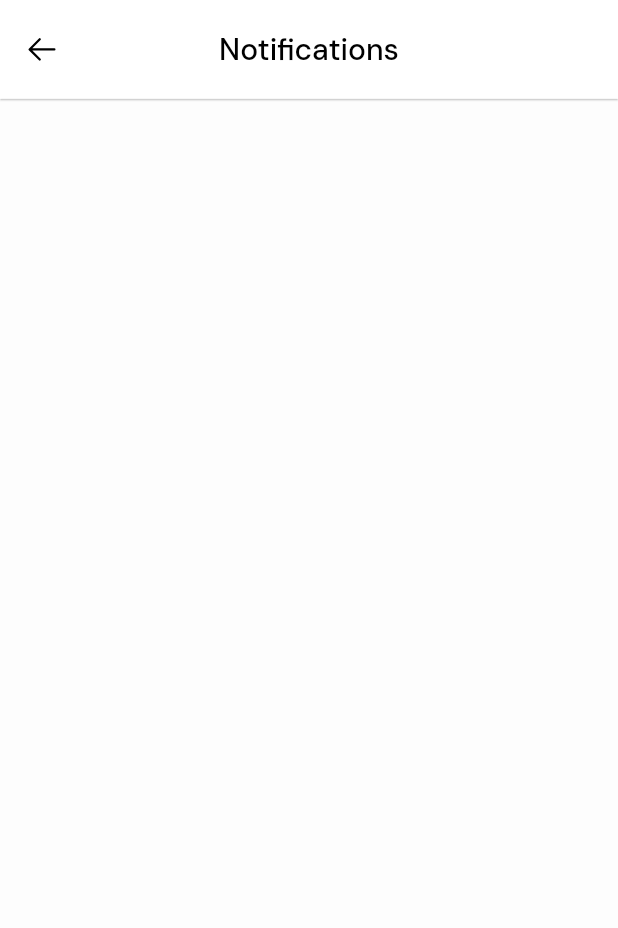
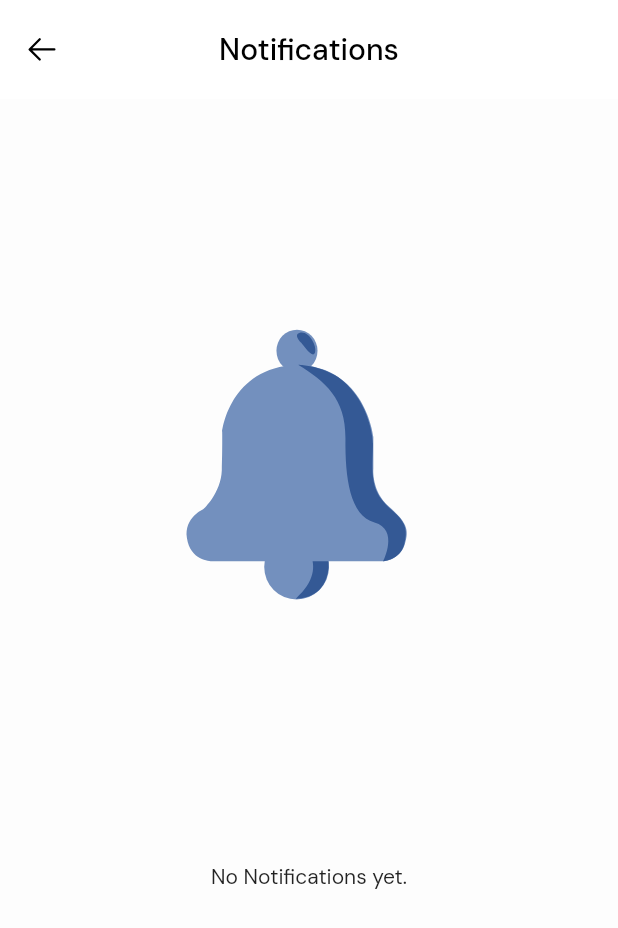
Before and after one commit to podii-community/e-poultry, a Flutter app: the ViewNotification screen opened directly, on a phone screen of 412 x 824 dp. Shown: the top 928 px of the screen. Run offline on Flutter 3.47's test engine with Material 2 defaults, Android fonts, the phone set to English and light mode, and no system bars; our stand-ins replace dio, dotted_border, dropdown_search, file_picker, flutter_form_builder, flutter_svg and 14 more; missing offline and left inert: string_extensions; accounts and stored records are empty; project files that could hold a hidden picture were left out.

Commit message:
Added Animation on Notifications page to eradicate the blank screen

```diff
--- a/lib/features/farm/notifications/view_notification.dart
+++ b/lib/features/farm/notifications/view_notification.dart
@@ -1,3 +1,4 @@
+import 'package:epoultry/core/widgets/lottie_animation.dart';
 import 'package:flutter/material.dart';
 import 'package:get/get.dart';
 import 'package:phosphor_flutter/phosphor_flutter.dart';
@@ -21,7 +22,7 @@ class _ViewNotificationState extends State<ViewNotification> {
         centerTitle: true,
         toolbarHeight: 8.h,
         backgroundColor: CustomColors.white,
-        elevation: 0.5,
+        elevation: 0,
         leading: IconButton(
           icon: const Icon(
             PhosphorIcons.arrowLeft,
@@ -36,6 +37,29 @@ class _ViewNotificationState extends State<ViewNotification> {
           style: TextStyle(color: Colors.black),
         ),
       ),
+      body: Padding(
+        padding: const EdgeInsets.symmetric(vertical: 100),
+        child: Column(
+          mainAxisAlignment: MainAxisAlignment.center,
+          children: const [
+            Expanded(
+              child: SizedBox(
+                  width: double.infinity,
+                  height: 250,
+                  child: Center(
+                      child: LottieAnimation(
+                    lottie: "assets/lottie/blue_bell.json",
+                  ))),
+            ),
+            Expanded(
+                child: SizedBox(
+                    width: double.infinity,
+                    child: Align(
+                        alignment: AlignmentDirectional.center,
+                        child: Text("No Notifications yet."))))
+          ],
+        ),
+      ),
     );
   }
 }
```
Also changed, not shown: assets/lottie/blue_bell.json (added, +1 -0 lines), lib/generated/assets.dart (added).
